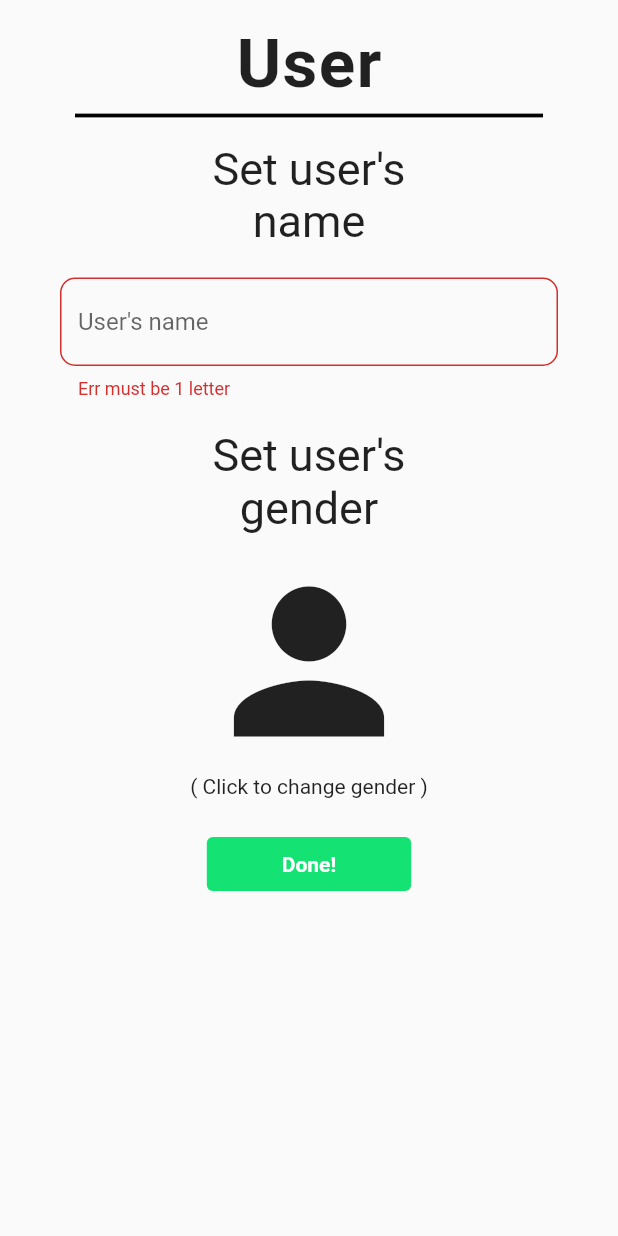
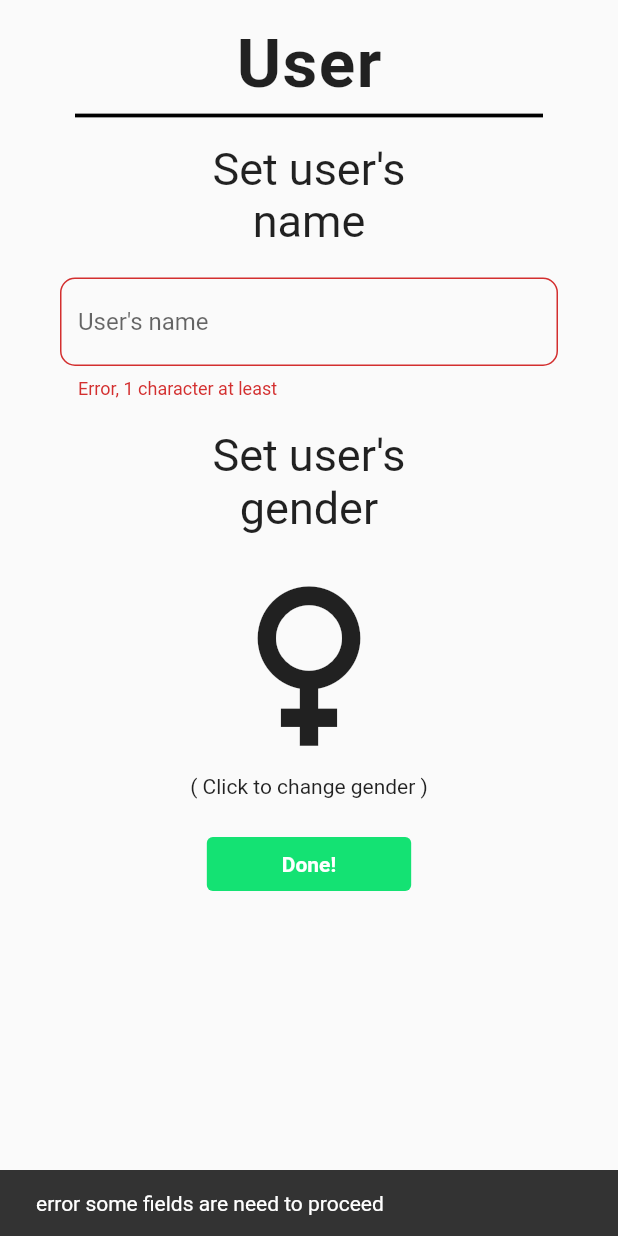
Before and after one commit to g14wx/basksaving, a Flutter app: the screen it shows after launch, after a tap on the "person" icon, after a tap on "Done!", on a phone screen of 412 x 824 dp. Run offline on Flutter 3.47's test engine with Material 2 defaults, Android fonts, the phone set to English and light mode, and no system bars; our stand-ins replace bloc, flutter_bloc, freezed_annotation, get_it, google_fonts, injectable and 1 more; missing offline and left inert: sqfentity, sqfentity_gen; accounts and stored records are empty.

Commit message:
:sparkles: finishing user cubit user_setup.dart

```diff
--- a/lib/business_logic/cubits/user_setup/user_set_up_cubit.dart
+++ b/lib/business_logic/cubits/user_setup/user_set_up_cubit.dart
@@ -1,3 +1,4 @@
+import 'package:basksaving/data/transistent_models/gender_setup.dart';
 import 'package:basksaving/data/transistent_models/user_setup_input_validation.dart';
 import 'package:bloc/bloc.dart';
 import 'package:freezed_annotation/freezed_annotation.dart';
@@ -8,24 +9,35 @@ part 'user_set_up_state.dart';
 part 'user_set_up_cubit.freezed.dart';
 
 class UserSetUpCubit extends Cubit<UserSetUpState> {
-  UserSetUpCubit() : super(const UserSetUpInitial());
+  UserSetUpCubit() : super(const UserSetUpInitial(UserSetupInputValidation()));
 
-  void validateUsersName(UserSetupInputValidation validation){
-        emit(EmptyUserNameInput(validation.copyWith(msgUserNameValidation: validation.usersname!.isNotEmpty ? null : 'Err must be 1 letter',usersname: validation.usersname!.isNotEmpty ? validation.usersname : '')));
+  void validateUsersName(String username){
+    String? msg;
+    if (username.isEmpty ) {
+      msg = 'Error, 1 character at least';
+    }
+    emit(UserSetUpState.emptyUserNameInput(state.validation.copyWith(usersname:username,msgUserNameValidation: msg)));
   }
 
-  void validateGender(UserSetupInputValidation validation){
-    bool newGender = true;
-    if (validation.gender != null && validation.gender == false) {
-        newGender = true;
-    }else if(validation.gender != null && validation.gender == true){
-        newGender = false;
+  void validateGender(){
+    print("validating");
+    bool gender = true;
+    if (state.validation.gender != null && state.validation.gender == false) {
+      gender = true;
+    }else if (state.validation.gender != null && state.validation.gender == true) {
+      gender = false;
     }
-      emit(EmptyUserNameInput(validation.copyWith(gender: newGender)));
+      emit(UserSetUpState.emptyUserNameInput(state.validation.copyWith(gender: gender,genderSelection: gender ? const GenderSetup.female() : const GenderSetup.male())));
   }
 
-  void validateForm(){
-
+  void validateForm()async{
+    if (state.validation.usersname == null || state.validation.usersname!.isEmpty) {
+      emit(UserSetUpState.subEmitForUpdatingInValidating(state.validation));
+      emit(UserSetUpState.invalidForm(state.validation.copyWith(msgUserNameValidation: 'Error, 1 character at least')));
+    }else{
+      emit(UserSetUpState.subEmitForUpdatingInValidating(state.validation));
+      emit(UserSetUpState.formValidated(state.validation));
+    }
   }
 
 }
--- a/lib/business_logic/cubits/user_setup/user_set_up_state.dart
+++ b/lib/business_logic/cubits/user_setup/user_set_up_state.dart
@@ -3,6 +3,9 @@ part of 'user_set_up_cubit.dart';
 @immutable
 @freezed
 class UserSetUpState with _$UserSetUpState {
-  const factory UserSetUpState.userSetUpInitial() = UserSetUpInitial;
+  const factory UserSetUpState.userSetUpInitial(UserSetupInputValidation validation) = UserSetUpInitial;
   const factory UserSetUpState.emptyUserNameInput(UserSetupInputValidation validation) = EmptyUserNameInput;
+  const factory UserSetUpState.formValidated(UserSetupInputValidation validation) = FormValidated;
+  const factory UserSetUpState.invalidForm(UserSetupInputValidation validation) = InvalidForm;
+  const factory UserSetUpState.subEmitForUpdatingInValidating(UserSetupInputValidation validation) = SubEmitForUpdatingInValidating;
 }
--- /dev/null
+++ b/lib/data/transistent_models/gender_setup.dart
@@ -0,0 +1,10 @@
+import 'package:flutter/cupertino.dart';
+import 'package:freezed_annotation/freezed_annotation.dart';
+
+part 'gender_setup.freezed.dart';
+@freezed
+@immutable
+class GenderSetup with _$GenderSetup{
+  const factory GenderSetup.male() = _Male;
+  const factory GenderSetup.female() = _Female;
+}
--- a/lib/data/transistent_models/user_setup_input_validation.dart
+++ b/lib/data/transistent_models/user_setup_input_validation.dart
@@ -1,9 +1,11 @@
 import 'package:freezed_annotation/freezed_annotation.dart';
+
+import 'gender_setup.dart';
 
 part 'user_setup_input_validation.freezed.dart';
 
 @freezed
 @immutable
 class UserSetupInputValidation with _$UserSetupInputValidation{
-const factory UserSetupInputValidation({String? usersname,bool? gender,String? msgUserNameValidation}) = _UserSetupInputValidation;
+const factory UserSetupInputValidation({String? usersname,bool? gender,GenderSetup? genderSelection,String? msgUserNameValidation}) = _UserSetupInputValidation;
 }
--- a/lib/presentation/pages/setup.dart
+++ b/lib/presentation/pages/setup.dart
@@ -8,7 +8,7 @@ class Setup extends StatelessWidget {
   Widget build(BuildContext context) {
     return BlocProvider(
       create: (context) => UserSetUpCubit(),
-      child: UserSetup(),
+      child: const UserSetup(),
     );
   }
 }
--- a/lib/presentation/screens/initial/user_setup.dart
+++ b/lib/presentation/screens/initial/user_setup.dart
@@ -1,4 +1,4 @@
-import 'package:basksaving/data/transistent_models/user_setup_input_validation.dart';
+import 'package:basksaving/presentation/pages/setup/month_setup.dart';
 import 'package:flutter/material.dart';
 import 'package:flutter/rendering.dart';
 import 'package:flutter_bloc/flutter_bloc.dart';
@@ -14,17 +14,18 @@ class UserSetup extends StatefulWidget {
 
 class _UserSetupState extends State<UserSetup> {
   final formKey = GlobalKey<FormState>();
-
   final usersNameController = TextEditingController(text: '');
 
   @override
+  // ignore: must_call_super
   void initState() {
     usersNameController.addListener(_validateUserInput);
   }
 
   void _validateUserInput() {
-    context.read<UserSetUpCubit>().validateUsersName(
-        UserSetupInputValidation(usersname: usersNameController.value.text));
+    context
+        .read<UserSetUpCubit>()
+        .validateUsersName(usersNameController.value.text);
   }
 
   @override
@@ -33,14 +34,24 @@ class _UserSetupState extends State<UserSetup> {
       body: SingleChildScrollView(
         child: Form(
           key: formKey,
-          child: BlocBuilder<UserSetUpCubit, UserSetUpState>(
-            buildWhen: (previous, current) => current.maybeWhen(
-              emptyUserNameInput: (validation) {
-                return validation.msgUserNameValidation != null ||
-                    validation.msgUserNameValidation!.isNotEmpty;
-              },
-              orElse: () => true,
-            ),
+          child: BlocConsumer<UserSetUpCubit, UserSetUpState>(
+            listenWhen: (previous, current) => true,
+            listener: (context, state) {
+              state.maybeMap(
+                  formValidated: (value) {
+                    print("form validated");
+                    Navigator.push(context,
+                        MaterialPageRoute(
+                      builder: (context) => MonthSetup(),
+                      )
+                    );
+                  },
+                  invalidForm: (value) {
+                    const snackBar = SnackBar(content: Text('error some fields are need to proceed'));
+                    ScaffoldMessenger.of(context).showSnackBar(snackBar);
+                  },
+                  orElse: () => null);
+            },
             builder: (context, state) {
               return Column(
                 children: [
@@ -91,6 +102,7 @@ class _UserSetupState extends State<UserSetup> {
                               emptyUserNameInput: (value) {
                                 return value.validation.msgUserNameValidation;
                               },
+                              invalidForm:(value) => value.validation.msgUserNameValidation,
                               orElse: () => null)),
                     ),
                   ),
@@ -113,21 +125,55 @@ class _UserSetupState extends State<UserSetup> {
                     height: 10,
                   ),
                   GestureDetector(
-                      child: const Icon(
-                        Icons.person,
-                        size: 150,
-                      ),
+                      child: state.maybeMap(
+                          emptyUserNameInput: (value) {
+                            if (value.validation.genderSelection != null) {
+                              return value.validation.genderSelection!.map(
+                                  male: (value) =>
+                                      const Icon(Icons.male, size: 150),
+                                  female: (value) =>
+                                      const Icon(Icons.female, size: 150));
+                            } else {
+                              return genderInitialIcon();
+                            }
+                          },
+                          formValidated: (value) {
+                            if (value.validation.genderSelection != null) {
+                              return value.validation.genderSelection!.map(
+                                  male: (value) =>
+                                  const Icon(Icons.male, size: 150),
+                                  female: (value) =>
+                                  const Icon(Icons.female, size: 150));
+                            } else {
+                              return genderInitialIcon();
+                            }
+                          },
+                          invalidForm: (value) {
+                            if (value.validation.genderSelection != null) {
+                              return value.validation.genderSelection!.map(
+                                  male: (value) =>
+                                  const Icon(Icons.male, size: 150),
+                                  female: (value) =>
+                                  const Icon(Icons.female, size: 150));
+                            } else {
+                              return genderInitialIcon();
+                            }
+                          },
+                          subEmitForUpdatingInValidating: (value) {
+                            if (value.validation.genderSelection != null) {
+                              return value.validation.genderSelection!.map(
+                                  male: (value) =>
+                                  const Icon(Icons.male, size: 150),
+                                  female: (value) =>
+                                  const Icon(Icons.female, size: 150));
+                            } else {
+                              return genderInitialIcon();
+                            }
+                          },
+                          orElse: () => genderInitialIcon()),
                       onTap: () {
                         final userSetUpCubit = context.read<UserSetUpCubit>();
-                        state.map(
-                            userSetUpInitial: (value) => userSetUpCubit
-                                .validateUsersName(UserSetupInputValidation(
-                                    usersname: usersNameController.value.text,
-                                    gender: null)),
-                            emptyUserNameInput: (value) => {
-                                  userSetUpCubit
-                                      .validateGender(value.validation)
-                                });
+                        userSetUpCubit.validateGender();
                       }),
                   Text(
                     '( Click to change gender )',
@@ -163,6 +209,13 @@ class _UserSetupState extends State<UserSetup> {
     );
   }
 
+  Icon genderInitialIcon() {
+    return const Icon(
+      Icons.person,
+      size: 150,
+    );
+  }
+
   @override
   void dispose() {
     usersNameController.dispose();
```
Also changed, not shown: lib/presentation/pages/setup/month_setup.dart (added, +18 -0 lines), lib/business_logic/cubits/user_setup/user_set_up_cubit.freezed.dart, lib/data/transistent_models/gender_setup.freezed.dart (added), lib/data/transistent_models/user_setup_input_validation.freezed.dart.
